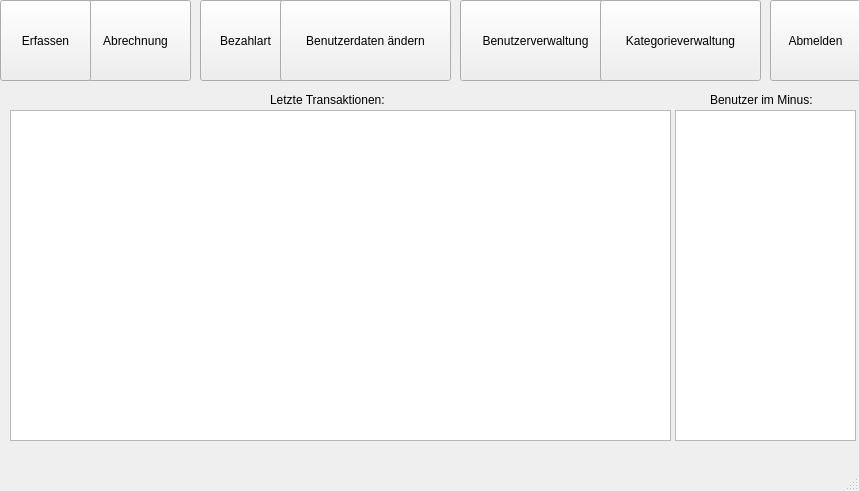
Qt form hauptmenue_adm.ui (sess2016C/se2016C) before a commit.
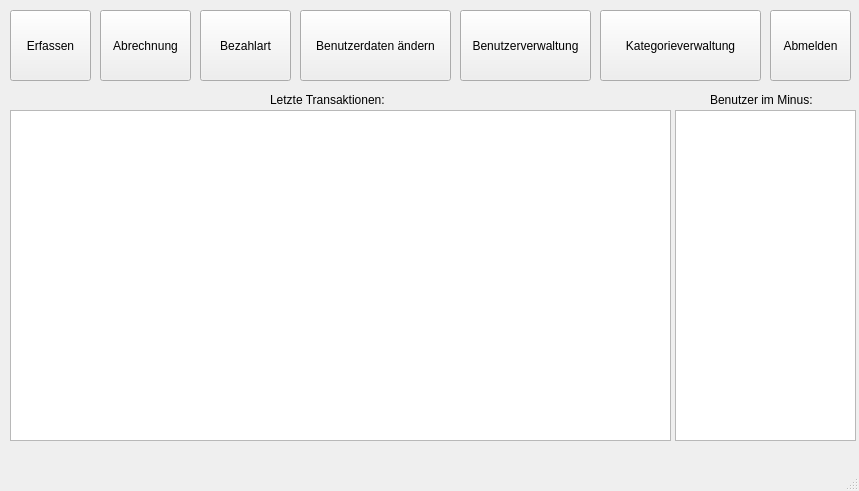
The same form after that commit.

```diff
--- a/hauptmenue_adm.ui
+++ b/hauptmenue_adm.ui
@@ -28,9 +28,9 @@
     <property name="geometry">
      <rect>
       <x>200</x>
-      <y>0</y>
+      <y>10</y>
       <width>91</width>
-      <height>81</height>
+      <height>71</height>
      </rect>
     </property>
     <property name="cursor">
@@ -59,10 +59,10 @@
    <widget class="QPushButton" name="btn_Abrechnung">
     <property name="geometry">
      <rect>
-      <x>80</x>
-      <y>0</y>
-      <width>111</width>
-      <height>81</height>
+      <x>100</x>
+      <y>10</y>
+      <width>91</width>
+      <height>71</height>
      </rect>
     </property>
     <property name="cursor">
@@ -78,10 +78,10 @@
    <widget class="QPushButton" name="btn_Benutzerdaten">
     <property name="geometry">
      <rect>
-      <x>280</x>
-      <y>0</y>
-      <width>171</width>
-      <height>81</height>
+      <x>300</x>
+      <y>10</y>
+      <width>151</width>
+      <height>71</height>
      </rect>
     </property>
     <property name="cursor">
@@ -95,9 +95,9 @@
     <property name="geometry">
      <rect>
       <x>770</x>
-      <y>0</y>
-      <width>91</width>
-      <height>81</height>
+      <y>10</y>
+      <width>81</width>
+      <height>71</height>
      </rect>
     </property>
     <property name="cursor">
@@ -113,10 +113,10 @@
    <widget class="QPushButton" name="btn_Erfassen">
     <property name="geometry">
      <rect>
-      <x>0</x>
-      <y>0</y>
-      <width>91</width>
-      <height>81</height>
+      <x>10</x>
+      <y>10</y>
+      <width>81</width>
+      <height>71</height>
      </rect>
     </property>
     <property name="cursor">
@@ -156,9 +156,9 @@
     <property name="geometry">
      <rect>
       <x>460</x>
-      <y>0</y>
-      <width>151</width>
-      <height>81</height>
+      <y>10</y>
+      <width>131</width>
+      <height>71</height>
      </rect>
     </property>
     <property name="cursor">
@@ -172,9 +172,9 @@
     <property name="geometry">
      <rect>
       <x>600</x>
-      <y>0</y>
+      <y>10</y>
       <width>161</width>
-      <height>81</height>
+      <height>71</height>
      </rect>
     </property>
     <property name="cursor">
```
